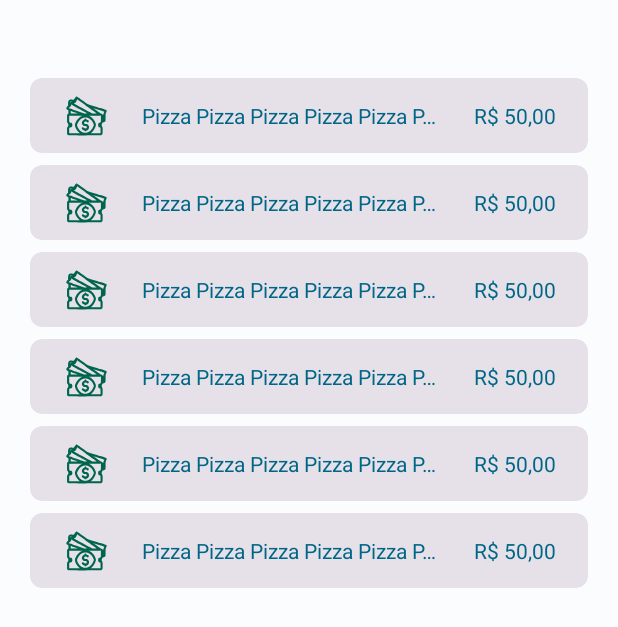
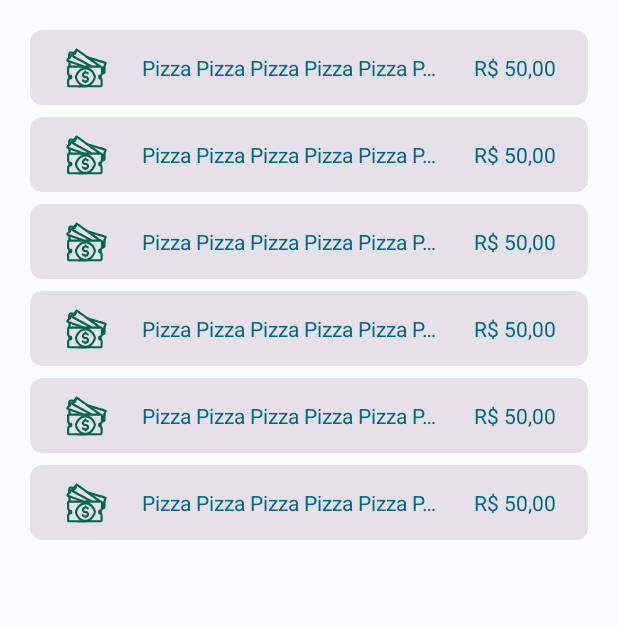
Before and after one commit to luararamos/my_money_app, an Android app: the layout fragment_statement.xml on its own in the app's theme, with its tools: preview values and no code run, on a phone screen of 412 x 824 dp. Shown: the top 627 px of the screen. Run offline under Robolectric (Android 15) with nearby library versions, the phone set to English and light mode, and no system bars.

Commit message:
Organizando codigo

```diff
--- a/app/src/main/java/com/example/mymoneyapp/wallet/view/StatementFragment.kt
+++ b/app/src/main/java/com/example/mymoneyapp/wallet/view/StatementFragment.kt
@@ -8,12 +8,14 @@ import androidx.lifecycle.ViewModelProvider
 import androidx.recyclerview.widget.LinearLayoutManager
 import com.example.mymoneyapp.R
 import com.example.mymoneyapp.databinding.FragmentStatementBinding
+import com.example.mymoneyapp.wallet.Wallet
 import com.example.mymoneyapp.wallet.db.Statement
 
 class StatementFragment: Fragment(R.layout.fragment_statement), OnListClickListener {
     private var binding: FragmentStatementBinding? = null
     private lateinit var adapter: ListAdapter
     private lateinit var mainViewModel: MainViewModel
+    lateinit var presenter: Wallet.Presenter
 
     override fun onViewCreated(view: View, savedInstanceState: Bundle?) {
         super.onViewCreated(view, savedInstanceState)
@@ -52,5 +54,8 @@ class StatementFragment: Fragment(R.layout.fragment_statement), OnListClickListe
         setAlertDialog(id)
     }
 
+    companion object {
+        const val KEY_ID_STATEMENT = "key_id_statement"
+    }
 
 }
--- a/app/src/main/res/layout/activity_home.xml
+++ b/app/src/main/res/layout/activity_home.xml
@@ -74,7 +74,7 @@
         android:id="@+id/home_fragment"
         android:layout_width="match_parent"
         android:layout_height="wrap_content"
-        android:layout_marginTop="32dp"
+        android:layout_marginTop="64dp"
         app:layout_behavior="com.google.android.material.appbar.AppBarLayout$ScrollingViewBehavior"
         tools:layout="@layout/fragment_statement" />
 
--- a/app/src/main/res/layout/fragment_statement.xml
+++ b/app/src/main/res/layout/fragment_statement.xml
@@ -1,31 +1,31 @@
 <?xml version="1.0" encoding="utf-8"?>
-<androidx.constraintlayout.widget.ConstraintLayout xmlns:android="http://schemas.android.com/apk/res/android"
+<androidx.core.widget.NestedScrollView xmlns:android="http://schemas.android.com/apk/res/android"
     xmlns:app="http://schemas.android.com/apk/res-auto"
     xmlns:tools="http://schemas.android.com/tools"
     android:layout_width="match_parent"
     android:layout_height="match_parent">
 
+    <LinearLayout
+        android:layout_width="match_parent"
+        android:layout_height="match_parent"
+        android:orientation="horizontal">
         <ImageView
             android:id="@+id/img_not_money"
-        android:visibility="visible"
+            android:visibility="gone"
             android:layout_width="match_parent"
             android:layout_height="wrap_content"
-        app:layout_constraintTop_toTopOf="parent"
-        app:layout_constraintStart_toStartOf="parent"
-        app:layout_constraintEnd_toEndOf="parent"
             android:contentDescription="@null" />
-
 
         <androidx.recyclerview.widget.RecyclerView
             android:id="@+id/rv_items_list"
             android:layout_width="match_parent"
             android:layout_height="wrap_content"
-        app:layout_constraintTop_toTopOf="parent"
-        app:layout_constraintEnd_toEndOf="parent"
-        android:layout_marginTop="32dp"
             android:clipToPadding="false"
             android:padding="16dp"
             tools:itemCount="30"
             tools:listitem="@layout/item_bills" />
 
-</androidx.constraintlayout.widget.ConstraintLayout>
+    </LinearLayout>
+
+
+</androidx.core.widget.NestedScrollView>
```
Also changed, not shown: app/src/main/java/com/example/mymoneyapp/wallet/RegisterStatement.kt (added, +21 -0 lines), app/src/main/java/com/example/mymoneyapp/wallet/RegisterUser.kt (added, +16 -0 lines), app/src/main/java/com/example/mymoneyapp/wallet/Wallet.kt (+2 -9 lines), app/src/main/java/com/example/mymoneyapp/wallet/presentation/RegisterStatementPresenter.kt (added, +26 -0 lines), app/src/main/java/com/example/mymoneyapp/wallet/presentation/StatementPresenter.kt (+17 -78 lines), app/src/main/java/com/example/mymoneyapp/wallet/presentation/UserPresenter.kt (added, +65 -0 lines), app/src/main/java/com/example/mymoneyapp/wallet/view/AddStatementActivity.kt (+5 -3 lines), app/src/main/java/com/example/mymoneyapp/wallet/view/HomeActivity.kt (+14 -14 lines), app/src/main/res/drawable/ic_menu_graphic.xml (+7 -9 lines). Lines whose indentation alone changed are shown as unchanged.
